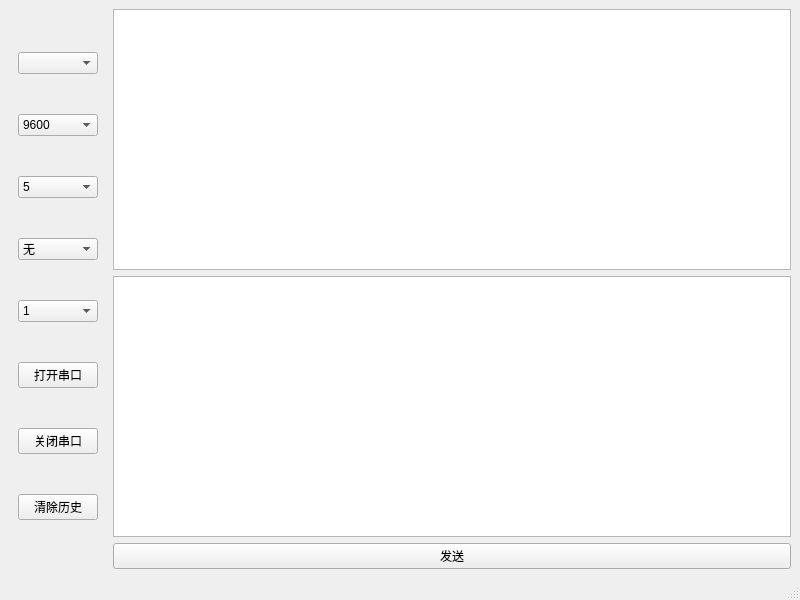
First picture: the form in mainwindow.ui, repository ckdfs/qttest1, before the edit.
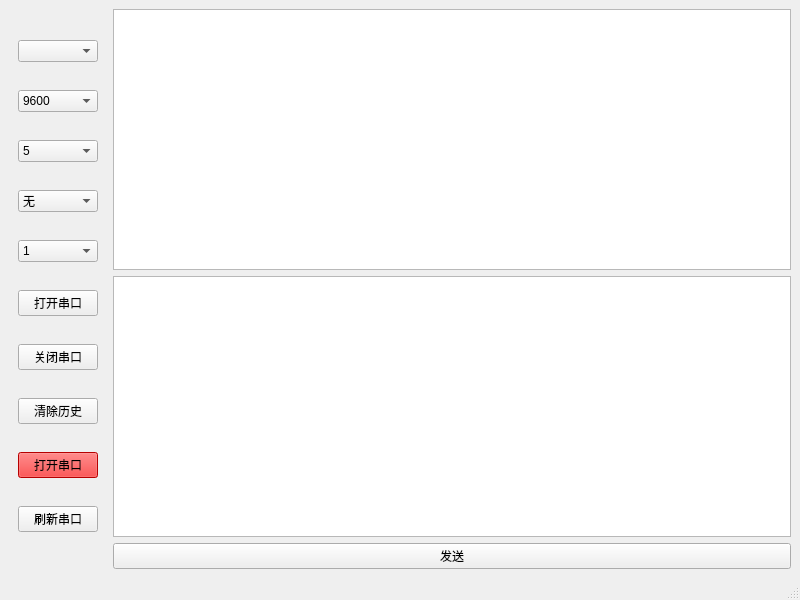
Second picture: the form after the edit.

Commit message: 更新主窗口界面，重构串口功能，添加串口切换和刷新按钮

The edit to the form file:
```diff
--- a/mainwindow.ui
+++ b/mainwindow.ui
@@ -28,7 +28,7 @@
        <item>
         <widget class="QComboBox" name="comboBoxBaudRate">
          <property name="currentText">
-          <string>波特率</string>
+          <string>115200</string>
          </property>
          <item>
           <property name="text">
@@ -60,7 +60,7 @@
        <item>
         <widget class="QComboBox" name="comboBoxDataBits">
          <property name="currentText">
-          <string>数据位</string>
+          <string>8</string>
          </property>
          <item>
           <property name="text">
@@ -149,6 +149,23 @@
          </property>
         </widget>
        </item>
+       <item>
+        <widget class="QPushButton" name="buttonTogglePort">
+         <property name="text">
+          <string>打开串口</string>
+         </property>
+         <property name="styleSheet">
+          <string>background-color: red</string>
+         </property>
+        </widget>
+       </item>
+       <item>
+        <widget class="QPushButton" name="buttonRefreshPorts">
+         <property name="text">
+          <string>刷新串口</string>
+         </property>
+        </widget>
+       </item>
       </layout>
      </widget>
     </item>
```
The commit also changes 2 other files.
